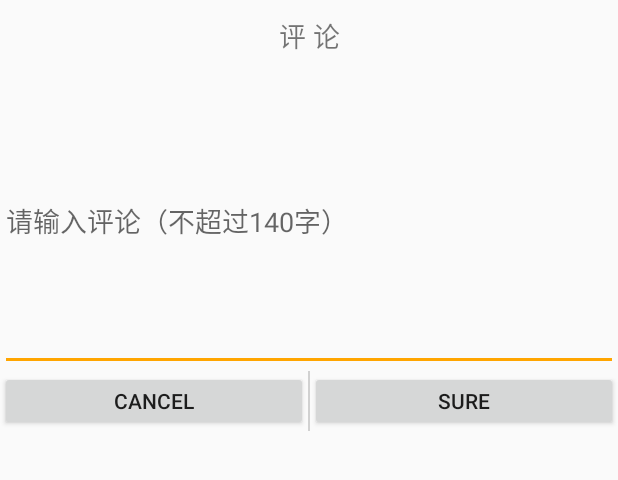
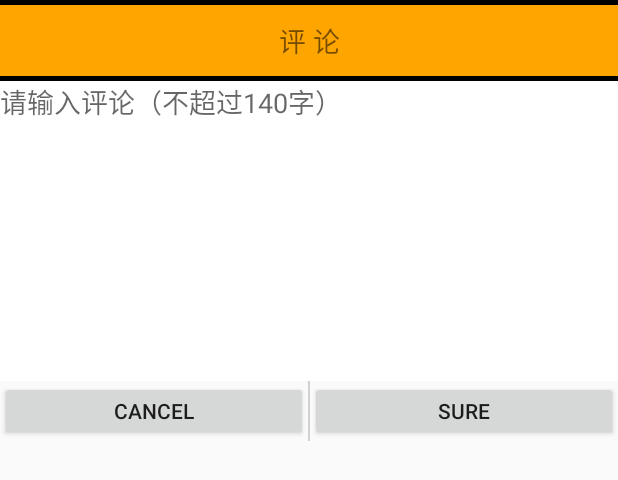
Before and after one commit to Boomerrr/WeiBoApp, an Android app: the layout weibo_comment_popupwindow.xml on its own in the app's theme, with its tools: preview values and no code run, on a phone screen of 412 x 824 dp. Shown: the top 480 px of the screen. Run offline under Robolectric (Android 15) with nearby library versions, the phone set to English and light mode, and no system bars.

Commit message:
评论改动

```diff
--- a/app/src/main/java/com/fy/weibo/activity/StartActivity.java
+++ b/app/src/main/java/com/fy/weibo/activity/StartActivity.java
@@ -28,7 +28,7 @@ public class StartActivity extends AppCompatActivity {
         Intent intent;
         String token = AccessTokenKeeper.readAccessToken(this).getToken();
         if (!token.equals("")) {
-            intent = new Intent(this, MainActivity.class);
+            intent = new Intent(this, Main2Activity.class);
             startActivity(intent);
 //            Constants.ACCESS_TOKEN = token;
         } else {
--- a/app/src/main/java/com/fy/weibo/fragment/LoginFragment.java
+++ b/app/src/main/java/com/fy/weibo/fragment/LoginFragment.java
@@ -18,7 +18,7 @@ import android.widget.TextView;
 
 import com.fy.weibo.R;
 import com.fy.weibo.activity.LoginActivity;
-import com.fy.weibo.activity.MainActivity;
+import com.fy.weibo.activity.Main2Activity;
 import com.fy.weibo.sdk.Constants;
 import com.fy.weibo.util.DataBaseUtil;
 import com.sina.weibo.sdk.auth.AccessTokenKeeper;
@@ -78,7 +78,7 @@ public class LoginFragment extends Fragment {
                 // String token = Objects.requireNonNull(AccessTokenKeeper.readAccessToken(getActivity())).getToken();
                 // Log.e("TAG", "从AccessTokenKeeper中读取到的token   " + token);
                 // Log.e("TAG", "Constants.ACCESS_TOKEN  " + Constants.ACCESS_TOKEN);
-                Intent intent = new Intent(loginActivity, MainActivity.class);
+                Intent intent = new Intent(loginActivity, Main2Activity.class);
                 startActivity(intent);
             }
         });
--- a/app/src/main/java/com/fy/weibo/sdk/Oauth.java
+++ b/app/src/main/java/com/fy/weibo/sdk/Oauth.java
@@ -9,7 +9,7 @@ import android.util.Log;
 import android.widget.Toast;
 
 import com.fy.weibo.R;
-import com.fy.weibo.activity.MainActivity;
+import com.fy.weibo.activity.Main2Activity;
 import com.fy.weibo.util.DataBaseUtil;
 import com.sina.weibo.sdk.auth.AccessTokenKeeper;
 import com.sina.weibo.sdk.auth.Oauth2AccessToken;
@@ -44,7 +44,7 @@ public class Oauth {
                 AccessTokenKeeper.writeAccessToken(activity, oauth2AccessToken);
                 if (activity != null) {
                     activity.runOnUiThread(() -> {
-                        Intent intent = new Intent(activity, MainActivity.class);
+                        Intent intent = new Intent(activity, Main2Activity.class);
                         activity.startActivity(intent);
                         activity.overridePendingTransition(R.anim.in_from_right, R.anim.out_to_left);
                     });
--- a/app/src/main/res/layout/weibo_comment_popupwindow.xml
+++ b/app/src/main/res/layout/weibo_comment_popupwindow.xml
@@ -4,6 +4,10 @@
     android:layout_width="match_parent"
     android:orientation="vertical"
     android:layout_height="match_parent">
+    <View
+        android:layout_width="match_parent"
+        android:layout_height="3dp"
+        android:background="@android:color/black"></View>
     <TextView
         android:id="@+id/title"
         android:layout_width="match_parent"
@@ -11,13 +15,19 @@
         android:gravity="center"
         android:padding="10dp"
         android:text="@string/comment"
+        android:background="@color/orange"
         android:textSize="18sp" />
-
+    <View
+        android:layout_width="match_parent"
+        android:layout_height="3dp"
+        android:background="@android:color/black"></View>
     <EditText
         android:id="@+id/dialog_edit"
         android:layout_width="match_parent"
         android:layout_height="200dp"
-        android:hint="@string/comment_hint" />
+        android:background="@android:color/white"
+        android:hint="@string/comment_hint"
+        android:gravity="top"/>
 
     <LinearLayout
         android:layout_width="match_parent"
```
Also changed, not shown: app/src/main/AndroidManifest.xml (+4 -3 lines).
